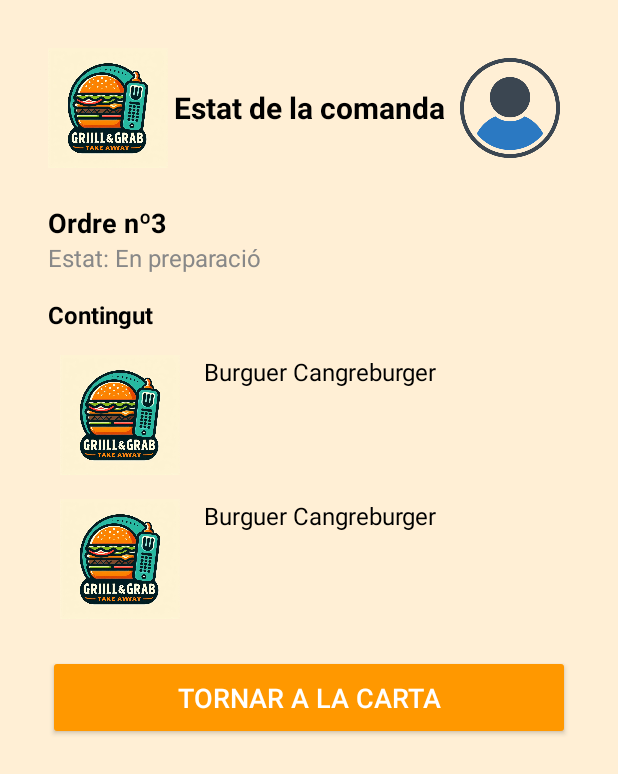
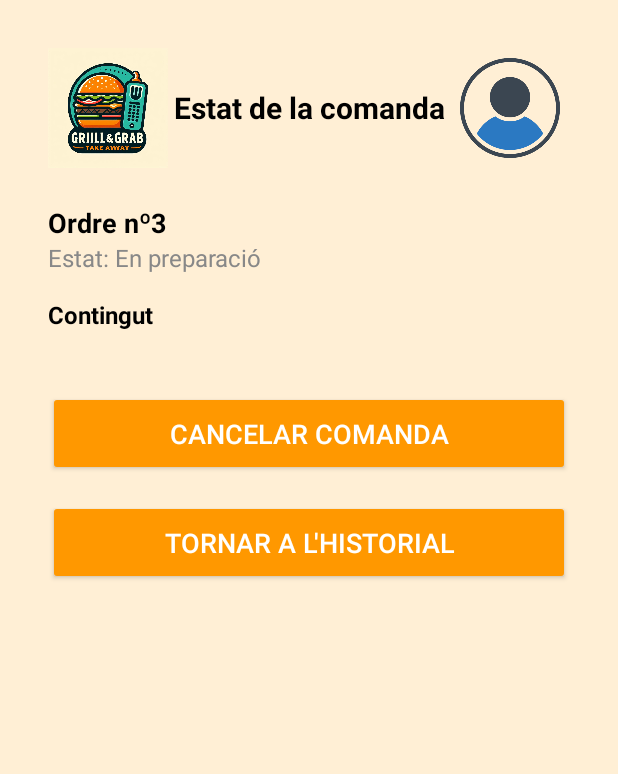
Before and after one commit to inspedralbes/transversal-tr1-2024-2025-android-dam_24_25_tr1g1_android-1, an Android app built with Jetpack Compose: the layout estado_orden.xml on its own in the app's theme, with its tools: preview values and no code run, on a phone screen of 412 x 824 dp. Shown: the top 774 px of the screen. Run offline under Robolectric (Android 15) with nearby library versions, the phone set to English and light mode, and no system bars.

Commit message:
UPDATE #1

```diff
--- a/app/src/main/java/com/example/myapplication/EstatComandaActivity.kt
+++ b/app/src/main/java/com/example/myapplication/EstatComandaActivity.kt
@@ -3,6 +3,7 @@ package com.example.myapplication
 import android.annotation.SuppressLint
 import android.content.Intent
 import android.os.Bundle
+import android.view.View
 import android.widget.Button
 import android.widget.TextView
 import androidx.activity.ComponentActivity
@@ -19,9 +20,13 @@ class EstatComandaActivity : ComponentActivity() {
 
     val comandaIdTextView = findViewById<TextView>(R.id.id_comanda)
     val comandaEstatTextView = findViewById<TextView>(R.id.estat_comanda)
+       val cancelComandaButton = findViewById<Button>(R.id.cancel_comanda_button)
 
     comandaIdTextView.text = "Comanda ID #$comandaId"
     comandaEstatTextView.text = "Estat: $comandaEstat"
+       cancelComandaButton.visibility = if (comandaEstat == "Rebut") View.VISIBLE else View.GONE
+
+
 
     val backToMenuButton = findViewById<Button>(R.id.back_to_menu_button)
     backToMenuButton.setOnClickListener {
--- a/app/src/main/java/com/example/myapplication/HistorialComandesActivity.kt
+++ b/app/src/main/java/com/example/myapplication/HistorialComandesActivity.kt
@@ -1,5 +1,6 @@
 package com.example.myapplication
 
+import android.annotation.SuppressLint
 import android.content.Intent
 import android.graphics.Color
 import android.os.Bundle
@@ -22,14 +23,15 @@ class HistorialComandesActivity : ComponentActivity() {
 
     private lateinit var comandsList: List<ComandaManager.Comanda>
 
+    @SuppressLint("MissingInflatedId")
     override fun onCreate(savedInstanceState: Bundle?) {
         super.onCreate(savedInstanceState)
         setContentView(R.layout.historialcomandes)
         loadComandes()
 
-        val backToUserButton = findViewById<Button>(R.id.back_to_profile_button)
+        val backToUserButton = findViewById<Button>(R.id.back_to_user_button)
         backToUserButton.setOnClickListener {
-            val intent = Intent(this, UserActivity::class.java)
+            val intent = Intent(this, InfoPersonalActivity::class.java)
             startActivity(intent)
             finish()
         }
--- a/app/src/main/java/com/example/myapplication/MenuScreen.kt
+++ b/app/src/main/java/com/example/myapplication/MenuScreen.kt
@@ -19,9 +19,10 @@ import com.example.myapplication.network.Interface
 import com.example.myapplication.network.Producto
 import retrofit2.Retrofit
 import retrofit2.converter.gson.GsonConverterFactory
+var products by mutableStateOf<List<Producto>?>(null)
+
 @Composable
 fun MenuScreen(navController: NavController, cart: MutableList<Producto>) {
-    var products by remember { mutableStateOf<List<Producto>?>(null) }
     var isLoading by remember { mutableStateOf(true) }
     var errorMessage by remember { mutableStateOf<String?>(null) }
 
--- a/app/src/main/java/com/example/myapplication/network/Interface.kt
+++ b/app/src/main/java/com/example/myapplication/network/Interface.kt
@@ -11,13 +11,15 @@ import retrofit2.http.GET
 import retrofit2.http.POST
 import retrofit2.http.Path
 
-val BASE_URL = "http://dam.inspedralbes.cat:26968"
+val BASE_URL = "http://pregrillgrab.dam.inspedralbes.cat:26968"
 
 interface Interface {
     @GET("/getProd")
     suspend fun getProductData(): List<Producto>
-    @GET("/getComan/{userId}")
+    @GET("/getComanClient/{userId}")
     suspend fun getComanData(@Path("userId") userId: String): List<ComandaManager.Comanda>
+    @GET("/getComan/{Id}")
+    suspend fun getComanDataOne(@Path("Id") userId: String): String
     @POST("/addComan")
     suspend fun addComanda(@Body comanda: ComandaManager.ComandaAdd): Int
 
--- a/app/src/main/res/layout/estado_orden.xml
+++ b/app/src/main/res/layout/estado_orden.xml
@@ -80,56 +80,30 @@
                 android:layout_width="match_parent"
                 android:layout_height="wrap_content"
                 android:orientation="horizontal"
-                android:padding="8dp">
+                android:padding="8dp"/>
 
-                <ImageView
-                    android:layout_width="80dp"
-                    android:layout_height="80dp"
-                    android:layout_marginRight="16dp"
-                    android:scaleType="fitCenter"
-                    android:src="@drawable/logo" />
+        </LinearLayout>
 
-                <TextView
-                    android:layout_width="wrap_content"
-                    android:layout_height="wrap_content"
-                    android:gravity="center_vertical"
-                    android:text="Burguer Cangreburger"
-                    android:textColor="#000000"
-                    android:textSize="16sp" />
-            </LinearLayout>
-
-            <LinearLayout
-                android:layout_width="match_parent"
-                android:layout_height="wrap_content"
-                android:orientation="horizontal"
-                android:padding="8dp">
-
-                <ImageView
-                    android:layout_width="80dp"
-                    android:layout_height="80dp"
-                    android:layout_marginRight="16dp"
-                    android:scaleType="fitCenter"
-                    android:src="@drawable/logo" />
-
-                <TextView
-                    android:layout_width="wrap_content"
-                    android:layout_height="wrap_content"
-                    android:gravity="center_vertical"
-                    android:text="Burguer Cangreburger"
-                    android:textColor="#000000"
-                    android:textSize="16sp" />
-            </LinearLayout>
-        </LinearLayout>
+        <Button
+            android:id="@+id/cancel_comanda_button"
+            android:layout_width="match_parent"
+            android:layout_height="wrap_content"
+            android:layout_marginTop="16dp"
+            android:backgroundTint="#FF9800"
+            android:padding="16dp"
+            android:text="Cancelar Comanda"
+            android:textColor="#FFFFFF"
+            android:textSize="18sp" />
 
         <Button
             android:id="@+id/back_to_menu_button"
             android:layout_width="match_parent"
             android:layout_height="wrap_content"
-            android:text="Tornar a la carta"
+            android:layout_marginTop="16dp"
             android:backgroundTint="#FF9800"
+            android:padding="16dp"
+            android:text="Tornar a l'historial"
             android:textColor="#FFFFFF"
-            android:padding="16dp"
-            android:textSize="18sp"
-            android:layout_marginTop="16dp"/>
+            android:textSize="18sp" />
     </LinearLayout>
 </ScrollView>
--- a/app/src/main/res/layout/historialcomandes.xml
+++ b/app/src/main/res/layout/historialcomandes.xml
@@ -129,10 +129,10 @@
             </LinearLayout>
 
             <Button
-                android:id="@+id/back_to_profile_button"
+                android:id="@+id/back_to_user_button"
                 android:layout_width="match_parent"
                 android:layout_height="wrap_content"
-                android:text="Tornar al perfil"
+                android:text="Tornar a user"
                 android:backgroundTint="#FF9800"
                 android:textColor="#FFFFFF"
                 android:padding="16dp"
```
Also changed, not shown: app/src/main/res/layout/contingut_comanda_item.xml (added, +13 -0 lines).
